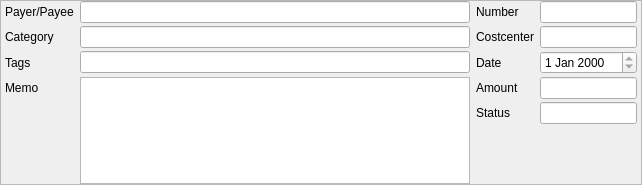
First picture: the form in kmymoney/views/newtransactionform.ui, repository KDE/kmymoney, before the edit.
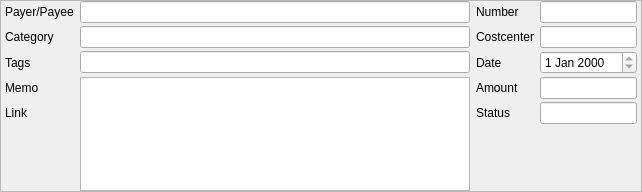
Second picture: the form after the edit.

Commit message: Adding payee-based links in the memo field of transactions

```diff
--- a/kmymoney/views/newtransactionform.ui
+++ b/kmymoney/views/newtransactionform.ui
@@ -7,7 +7,7 @@
     <x>0</x>
     <y>0</y>
     <width>642</width>
-    <height>185</height>
+    <height>192</height>
    </rect>
   </property>
   <property name="frameShape">
@@ -173,6 +173,13 @@
        </property>
       </spacer>
      </item>
+     <item row="4" column="0">
+      <widget class="QLabel" name="linkLabel">
+       <property name="text">
+        <string>Link</string>
+       </property>
+      </widget>
+     </item>
     </layout>
    </item>
   </layout>
```
The commit also changes 27 other files.
